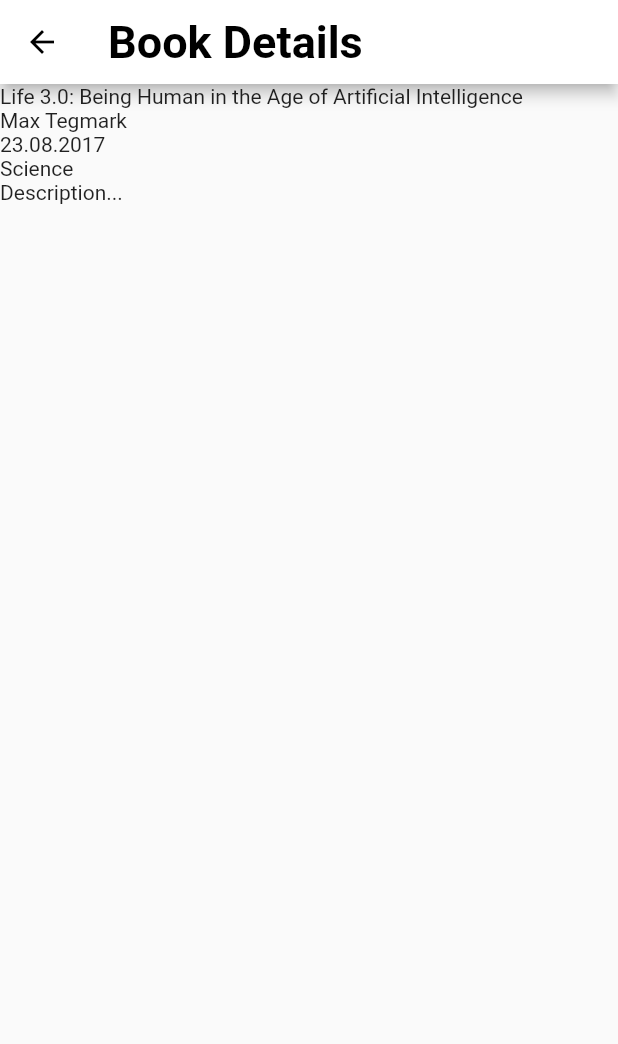
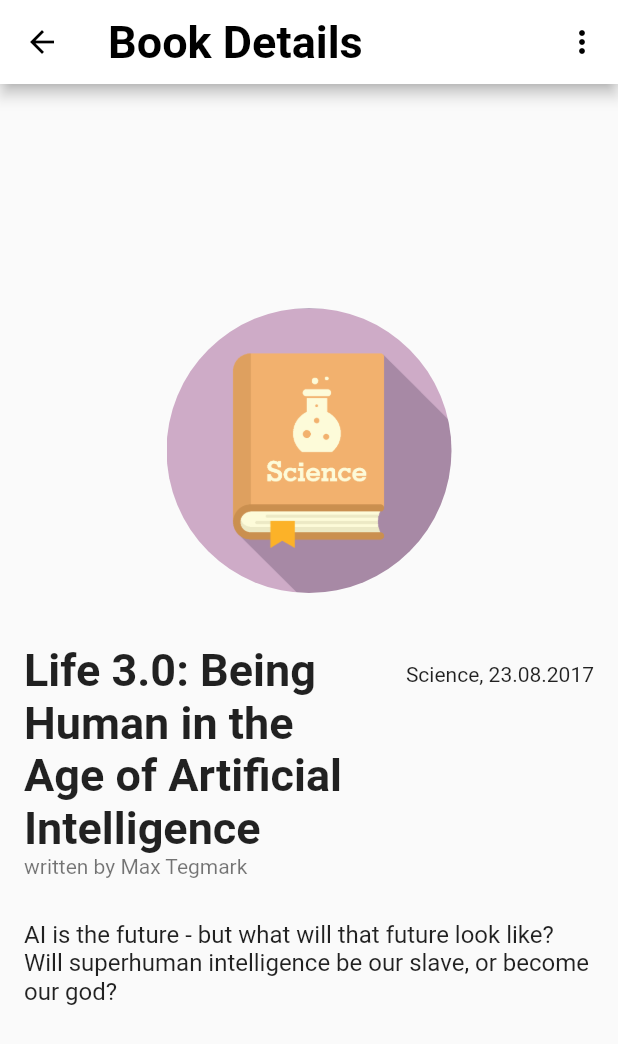
Before and after one commit to OliverKlukas/book_finder, a Flutter app: the screen it shows after launch, after a tap on "Life 3.0: Being Human in the Age of Arti", on a phone screen of 412 x 824 dp. Shown: the top 1044 px of the screen. Run offline on Flutter 3.47's test engine with Material 2 defaults, Android fonts, the phone set to English and light mode, and no system bars; our stand-ins replace flutter_typeahead.

Commit message:
implemented details view prototype

```diff
--- /dev/null
+++ b/lib/utils/static_data.dart
@@ -0,0 +1,82 @@
+import 'package:book_finder/models/book.dart';
+
+/// list of all supported genres
+List<String> genres = [
+  'Drama',
+  'Fantasy',
+  'Novel',
+  'Mythology',
+  'Comic',
+  'Technical',
+  'Science',
+  'Fable',
+  'Sonnet',
+  'Legends',
+  'Tragedy',
+  'Ballads',
+  'Fairy tale',
+  'Romance',
+  'Poetry',
+  'Adventure',
+  'Mystery',
+  'Religion',
+  'Science fiction',
+  'History',
+  'Thriller',
+  'Crime',
+  'Folklore',
+  'Detective',
+  'Horror',
+  'Lyrics',
+  'Childrens tale',
+  'Classic',
+  'Love story',
+  'Other',
+];
+
+/// list of pre-filled books for library
+List<Book> libraryBooks = [
+  Book(title: 'Life 3.0: Being Human in the Age of Artificial Intelligence', author: 'Max Tegmark', date: DateTime.parse('2017-08-23'), genre: 'Science',
+      description: 'AI is the future - but what will that future look like? Will superhuman intelligence be our slave, or become our god?\n\n'
+          'Taking us to the heart of the latest thinking about AI, Max Tegmark, the MIT professor whose work has helped mainstream research on how '
+          'to keep AI beneficial, separates myths from reality, utopias from dystopias, to explore the next phase of our existence.'
+          '\n\nHow can we grow our prosperity through automation, without leaving people lacking income or purpose? How can we ensure that future AI '
+          'systems do what we want without crashing, malfunctioning or getting hacked? Should we fear an arms race in lethal autonomous weapons? '
+          'Will AI help life flourish as never before, or will machines eventually outsmart us at all tasks, and even, perhaps, replace us altogether?'),
+  Book(title: 'Permanent Record', author: 'Edward Snowden', date: DateTime.parse('2019-09-17'), genre: 'Drama',
+      description: 'Edward Snowden, the man who risked everything to expose the US government’s system of mass surveillance, reveals for the first'
+          ' time the story of his life, including how he helped to build that system and what motivated him to try to bring it down.'
+          'In 2013, twenty-nine-year-old Edward Snowden shocked the world when he broke with the American intelligence establishment '
+          'and revealed that the United States government was secretly pursuing the means to collect every single phone call, text message, '
+          'and email. The result would be an unprecedented system of mass surveillance with the ability to pry into the private lives of every '
+          'person on earth. Six years later, Snowden reveals for the very first time how he helped to build this system and why he was moved to expose it.'),
+  Book(title: 'Start-up Nation: The story of Israel\'s Economic Miracle', author: 'Dan Senor and Saul Singer', date: DateTime.parse('2011-09-01'), genre: 'History',
+      description: 'Start-Up Nation addresses the trillion dollar question: How is it that Israel -- a country of 7.1 million, only 60 years old, '
+          'surrounded by enemies, in a constant state of war since its founding, with no natural resources-- produces more start-up companies than large, '
+          'peaceful, and stable nations like Japan, China, India, Korea, Canada and the UK?\n\nWith the savvy of foreign policy insiders, Senor and Singer '
+          'examine the lessons of the country\'s adversity-driven culture, which flattens hierarchy and elevates informality-- all backed up by government '
+          'policies focused on innovation. In a world where economies as diverse as Ireland, Singapore and Dubai have tried to re-create the "Israel effect", '
+          'there are entrepreneurial lessons well worth noting. As America reboots its own economy and can-do spirit,'
+          ' there\'s never been a better time to look at this remarkable and resilient nation for some impressive, surprising clues.'),
+  Book(title: 'Insight Out: Get Ideas Out of Your Head and Into the World', author: 'Tina Seelig', date: DateTime.parse('2007-04-24'), genre: 'Technical',
+      description: 'In this revolutionary guide, Stanford University Professor and international bestselling author of inGenius adopts '
+          'her popular course material to teach everyone how to make imaginative ideas a reality. \n\nAs a leading expert on creativity, '
+          'Tina Seelig has continually explored what we can each do to unleash our entrepreneurial spirit. In Insight Out, she offers us'
+          ' the tools to make our ideas a reality. She clearly defines the concepts of imagination, creativity, innovation, and entrepreneurism, '
+          'showing how they affect each other and how we can unlock the pathway from imagination to implementation, where our ideas then gain the '
+          'power to inspire the imaginations of others. \n\nDrawing on more than a decade of experience as a professor at the Stanford University'
+          ' School of Engineering, Seelig shows readers how to work through the steps of imagination, ideation, innovation, and implementation, '
+          'using each step to build upon the last, to ultimately create something complex, interesting, and powerful. Coping with today’s constant '
+          'change, everyone needs these skills to conquer challenges and seize the opportunities that arise. Seelig irrefutably demonstrates that '
+          'these skills can be taught, and shows us how to mobilize our own energy and bring new ideas to life..'),
+  Book(title: '1984', author: 'George Orwell', date: DateTime.parse('1949-08-06'), genre: 'Science Fiction',
+      description: 'Winston Smith works for the Ministry of Truth in London, chief city of Airstrip One. '
+          'Big Brother stares out from every poster, the Thought Police uncover every act of betrayal.'
+          ' When Winston finds love with Julia, he discovers that life does not have to be dull and deadening, and awakens to new possibilities. '
+          'Despite the police helicopters that hover and circle overhead, Winston and Julia begin to question the Party; they are drawn towards conspiracy. '
+          'Yet Big Brother will not tolerate dissent - even in the mind. For those with original thoughts they invented Room 101...'),
+  Book(title: 'Sapiens: A Brief History of Humankind', author: 'Yuval Noah Harari', date: DateTime.parse('2015-04-30'), genre: 'History',
+      description: 'What makes us brilliant? What makes us deadly? What makes us Sapiens? Yuval Noah Harari challenges everything we know about '
+          'being human in the perfect read for these unprecedented times.Earth is 4.5 billion years old. In just a fraction of that time, one species'
+          ' among countless others has conquered it: us.In this bold and provocative book, Yuval Noah Harari explores who we are, how we got here and where we\'re going.')
+];
--- a/lib/views/details_view.dart
+++ b/lib/views/details_view.dart
@@ -5,6 +5,7 @@
 class DetailsView extends StatefulWidget {
   // hand-over book for detailed view
   final Book book;
+
   const DetailsView(this.book);
 
   @override
@@ -12,26 +13,93 @@
 }
 
 class _DetailsViewState extends State<DetailsView> {
-  // widget of details view
+  /// Method: handle menu click to edit/remove the book
+  void _handleMenuClick(String value) {
+    switch (value) {
+      case 'Edit':
+        {
+          // TODO: edit the selected book by opening the PublishView pre-filled and then go back to the Details view, must transfer over to library view!
+        }
+        break;
+      case 'Remove':
+        {
+          // TODO: remove the book and go back to the Library view
+        }
+        break;
+    }
+  }
+
+  /// Widget: widget of details view
   @override
   Widget build(BuildContext context) {
     return Scaffold(
       appBar: AppBar(
         iconTheme: Theme.of(context).iconTheme,
         backgroundColor: Colors.white,
-        title: Text('Book Details',
+        title: Text(
+          'Book Details',
           style: Theme.of(context).textTheme.headline1,
         ),
+        actions: <Widget>[
+          PopupMenuButton<String>(
+            onSelected: _handleMenuClick,
+            itemBuilder: (BuildContext context) {
+              return {'Edit', 'Remove'}.map((String choice) {
+                return PopupMenuItem<String>(
+                  value: choice,
+                  child: Text(choice),
+                );
+              }).toList();
+            },
+          ),
+        ],
       ),
-      body: Container(
-        child: ListView(
-          children: <Widget>[
-            Text(widget.book.title),
-            Text(widget.book.author),
-            Text(DateFormat('dd.MM.y').format(widget.book.date).toString(),),
-            Text(widget.book.genre),
-            Text(widget.book.description),
-          ],
+      body: Center(
+        child: AspectRatio(
+          aspectRatio: 75/100,
+          child: Container(
+            margin: EdgeInsets.only(top: 40.0, bottom: 30.0),
+            child: ListView(children: <Widget>[
+              Center(
+                  child: Container(
+                    width: 190.0,
+                    height: 190.0,
+                    margin: EdgeInsets.only(bottom: 30.0),
+                    decoration: BoxDecoration(
+                      shape: BoxShape.circle,
+                      image: DecorationImage(
+                        fit: BoxFit.fill,
+                        image: Image.asset('images/${widget.book.genre.toLowerCase().replaceAll(' ', '')}.png').image,
+                      ),
+                    ),
+                  )
+              ),
+              Column(
+                children: <Widget>[
+                  ListTile(
+                    title: Text(
+                      widget.book.title,
+                      style: TextStyle(
+                        fontSize: 30,
+                        fontWeight: FontWeight.bold,
+                      ),
+                    ),
+                    subtitle: Text('written by ${widget.book.author}'),
+                    trailing: Text('${widget.book.genre}, ${DateFormat('dd.MM.y').format(widget.book.date).toString()}'),
+                  ),
+                  ListTile(
+                    title: Column(
+                      crossAxisAlignment: CrossAxisAlignment.stretch,
+                      children: <Widget>[
+                        SizedBox(height: 20),
+                        Text(widget.book.description),
+                      ],
+                    ),
+                  )
+                ],
+              ),
+            ]),
+          ),
         ),
       ),
     );
--- a/lib/views/library_view.dart
+++ b/lib/views/library_view.dart
@@ -1,6 +1,7 @@
 import 'package:book_finder/components/library_tile_widget.dart';
 import 'package:book_finder/components/popup_deletion_dialog.dart';
 import 'package:book_finder/models/book.dart';
+import 'package:book_finder/utils/static_data.dart';
 import 'package:book_finder/views/publish_view.dart';
 import 'package:flutter/material.dart';
 
@@ -11,14 +12,7 @@
 
 class _LibraryViewState extends State<LibraryView> {
   // Mock book library
-  List<Book> _allBooks = [
-    Book(title: 'Life 3.0: Being Human in the Age of Artificial Intelligence', author: 'Max Tegmark', date: DateTime.parse('2017-08-23'), genre: 'Science', description: 'Description...'),
-    Book(title: 'Permanent Record', author: 'Edward Snowden', date: DateTime.parse('2019-09-17'), genre: 'Technical', description: 'Description...'),
-    Book(title: 'Start-up Nation: The story of Israel\'s Economic Miracle', author: 'Dan Senor and Saul Singer', date: DateTime.parse('2011-09-01'), genre: 'History', description: 'Description...'),
-    Book(title: 'The 4-Hour Work Week', author: 'Timothy Ferris', date: DateTime.parse('2007-04-24'), genre: 'Technical', description: 'Description...'),
-    Book(title: '1984', author: 'George Orwell', date: DateTime.parse('1984-08-06'), genre: 'Science Fiction', description: 'Description...'),
-    Book(title: 'Sapiens: A Brief History of Humankind', author: 'Yuval Noah Harari', date: DateTime.parse('2015-04-30'), genre: 'History', description: 'Description...')
-  ];
+  List<Book> _allBooks = [];
 
   // list of displayed books
   List<Book> _displayedBooks = [];
@@ -26,6 +20,7 @@
   // initialize view
   @override
   void initState() {
+    _allBooks.addAll(libraryBooks);
     _displayedBooks.addAll(_allBooks);
     super.initState();
   }
```
Also changed, not shown: lib/utils/genres.dart (deleted, +0 -33 lines), lib/views/publish_view.dart (+4 -7 lines), 1 other file.
